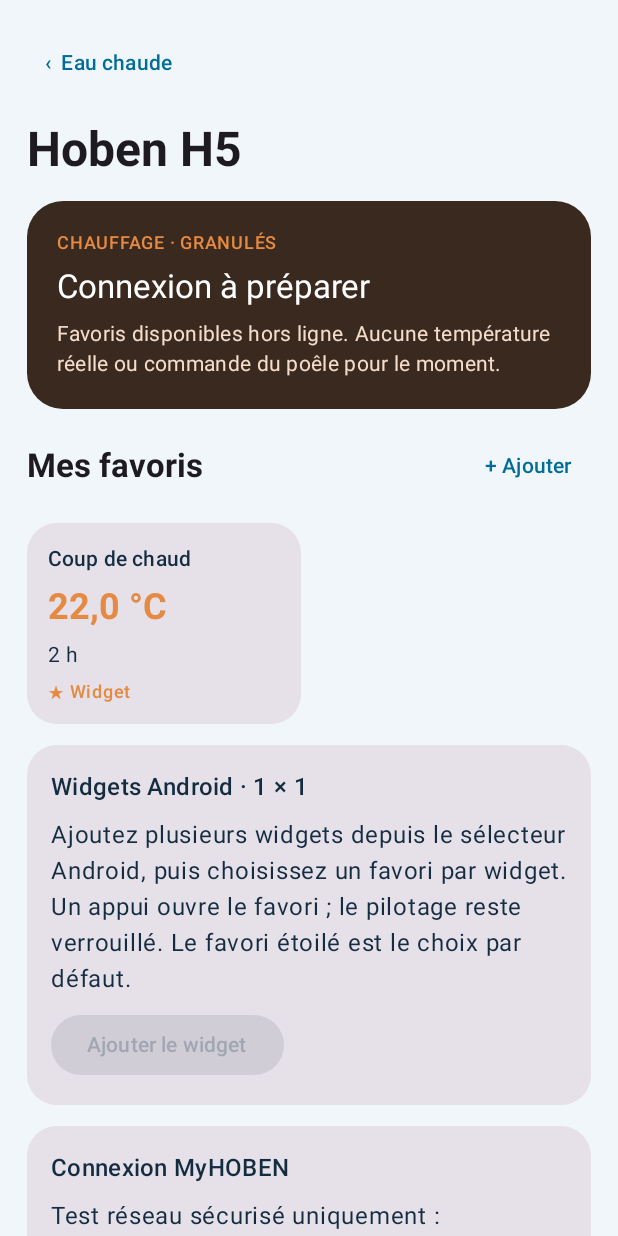
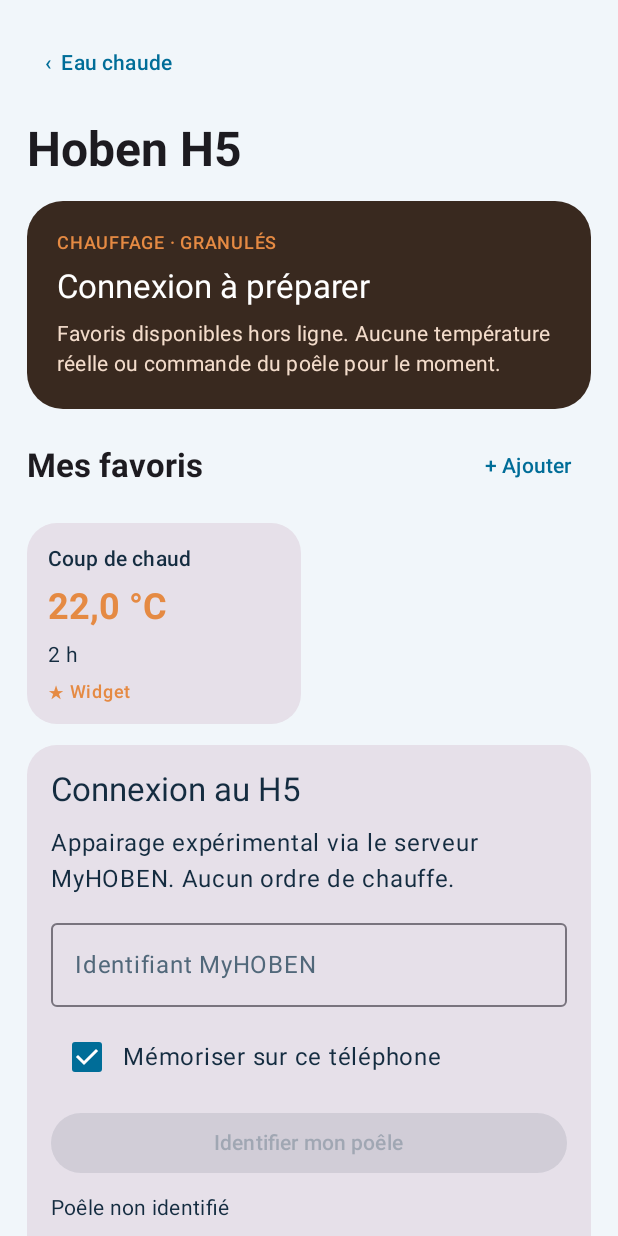
Before and after one commit to NeSy/Sauter-guelma, an Android app built with Jetpack Compose: the screen it shows after launch (HobenActivity), after a tap on "Hoben", on a phone screen of 412 x 824 dp. Run offline under Robolectric (Android 15) with nearby library versions, the phone set to English and light mode, and no system bars; pictures from the network do not load.

Commit message:
V0.7.2 : appairage MyHOBEN avec autorisation utilisateur et identification seule

```diff
--- a/app/build.gradle.kts
+++ b/app/build.gradle.kts
@@ -10,8 +10,8 @@ android {
         applicationId = "fr.nesy.guelmacontrol"
         minSdk = 26
         targetSdk = 35
-        versionCode = 12
-        versionName = "0.7.1"
+        versionCode = 13
+        versionName = "0.7.2"
     }
     val signingPath = System.getenv("GUELMA_KEYSTORE")
     if (signingPath != null) {
--- a/app/src/main/java/fr/nesy/guelmacontrol/CredentialVault.kt
+++ b/app/src/main/java/fr/nesy/guelmacontrol/CredentialVault.kt
@@ -11,9 +11,9 @@ import javax.crypto.KeyGenerator
 import javax.crypto.SecretKey
 import javax.crypto.spec.GCMParameterSpec
 
-internal class CredentialVault(context: Context) {
-    private val prefs = context.getSharedPreferences("cozytouch_encrypted", Context.MODE_PRIVATE)
-    private val alias = "guelma.cozytouch.credentials.v1"
+internal class CredentialVault(context: Context, namespace: String = "cozytouch") {
+    private val prefs = context.getSharedPreferences(namespace + "_encrypted", Context.MODE_PRIVATE)
+    private val alias = "guelma." + namespace + ".credentials.v1"
 
     fun hasCredentials() = prefs.contains("payload") && prefs.contains("iv")
 
--- a/app/src/main/java/fr/nesy/guelmacontrol/HobenActivity.kt
+++ b/app/src/main/java/fr/nesy/guelmacontrol/HobenActivity.kt
@@ -162,6 +162,7 @@ private fun HobenView(initial:String?,back:()->Unit){
                 }
             }
             if(list.isEmpty())Text("Ajoutez votre première dérogation favorite.")
+            HobenPairingPanel()
             Card(Modifier.fillMaxWidth(),shape=RoundedCornerShape(20.dp)){
                 Column(Modifier.padding(16.dp),verticalArrangement=Arrangement.spacedBy(8.dp)){
                     Text("Widgets Android · 1 × 1",style=MaterialTheme.typography.titleMedium)
@@ -172,7 +173,7 @@ private fun HobenView(initial:String?,back:()->Unit){
             }
             Card(Modifier.fillMaxWidth(),shape=RoundedCornerShape(20.dp)){
                 Column(Modifier.padding(16.dp),verticalArrangement=Arrangement.spacedBy(8.dp)){
-                    Text("Connexion MyHOBEN",style=MaterialTheme.typography.titleMedium)
+                    Text("Diagnostic réseau",style=MaterialTheme.typography.titleMedium)
                     Text("Test réseau sécurisé uniquement : myhoben.fr, port 465. Aucun identifiant demandé.")
                     Text(status,style=MaterialTheme.typography.bodySmall)
                     if(busy)LinearProgressIndicator(Modifier.fillMaxWidth())
--- /dev/null
+++ b/app/src/main/java/fr/nesy/guelmacontrol/HobenPairingPanel.kt
@@ -0,0 +1,65 @@
+package fr.nesy.guelmacontrol
+
+import androidx.compose.foundation.layout.*
+import androidx.compose.foundation.shape.RoundedCornerShape
+import androidx.compose.foundation.text.KeyboardOptions
+import androidx.compose.material3.*
+import androidx.compose.runtime.*
+import androidx.compose.ui.Alignment
+import androidx.compose.ui.Modifier
+import androidx.compose.ui.platform.LocalContext
+import androidx.compose.ui.text.input.KeyboardType
+import androidx.compose.ui.text.input.PasswordVisualTransformation
+import androidx.compose.ui.unit.dp
+import kotlinx.coroutines.Dispatchers
+import kotlinx.coroutines.delay
+import kotlinx.coroutines.launch
+import kotlinx.coroutines.withContext
+
+@Composable
+internal fun HobenPairingPanel(){
+    val c=LocalContext.current.applicationContext
+    val session=remember{HobenPairSession(c)}
+    val scope=rememberCoroutineScope()
+    var id by remember{mutableStateOf("")}
+    var pin by remember{mutableStateOf("")}
+    var rememberMe by remember{mutableStateOf(true)}
+    var saved by remember{mutableStateOf(session.hasSaved())}
+    var busy by remember{mutableStateOf(false)}
+    var challenge by remember{mutableStateOf(false)}
+    var status by remember{mutableStateOf("Poêle non identifié")}
+    fun handle(result:HobenPairResult){
+        challenge=result==HobenPairResult.PinRequired
+        status=when(result){
+            HobenPairResult.PinRequired->"Vérifiez l’écran du H5 : saisissez le code d’autorisation affiché."
+            is HobenPairResult.Opened->"Identification confirmée · type "+result.identity.type+" · révision "+result.identity.revision+" · logiciel "+result.identity.major+"."+result.identity.minor
+            is HobenPairResult.Failed->result.message
+        }
+        if(result is HobenPairResult.Opened)id=""
+        saved=session.hasSaved()
+    }
+    DisposableEffect(session){onDispose{session.close()}}
+    LaunchedEffect(challenge){
+        if(challenge){delay(55000);if(!busy){session.close();challenge=false;pin="";status="Demande expirée. Relancez la connexion."}}
+    }
+    Card(Modifier.fillMaxWidth(),shape=RoundedCornerShape(20.dp)){
+        Column(Modifier.padding(16.dp),verticalArrangement=Arrangement.spacedBy(9.dp)){
+            Text("Connexion au H5",style=MaterialTheme.typography.titleLarge)
+            Text("Appairage expérimental via le serveur MyHOBEN. Aucun ordre de chauffe.")
+            if(!challenge){
+                if(saved)Button(onClick={busy=true;scope.launch{try{handle(withContext(Dispatchers.IO){session.open(null,true)})}finally{busy=false}}},enabled=!busy,modifier=Modifier.fillMaxWidth()){Text("Reprendre l’appairage mémorisé")}
+                OutlinedTextField(value=id,onValueChange={id=it.take(40)},label={Text("Identifiant MyHOBEN")},singleLine=true,visualTransformation=PasswordVisualTransformation(),enabled=!busy,modifier=Modifier.fillMaxWidth())
+                Row(verticalAlignment=Alignment.CenterVertically){Checkbox(rememberMe,{rememberMe=it},enabled=!busy);Text("Mémoriser sur ce téléphone")}
+                Button(onClick={busy=true;val entered=id;scope.launch{try{handle(withContext(Dispatchers.IO){session.open(entered,rememberMe)})}finally{busy=false}}},enabled=!busy&&normalizeHobenId(id)!=null,modifier=Modifier.fillMaxWidth()){Text("Identifier mon poêle")}
+                if(saved)TextButton(onClick={session.forget();saved=false;status="Identifiant local effacé."},enabled=!busy){Text("Oublier l’appairage local")}
+            }else{
+                OutlinedTextField(pin,{pin=it.filter(Char::isDigit).take(5)},label={Text("Code affiché sur le poêle")},singleLine=true,keyboardOptions=KeyboardOptions(keyboardType=KeyboardType.NumberPassword),visualTransformation=PasswordVisualTransformation(),enabled=!busy,modifier=Modifier.fillMaxWidth())
+                Button(onClick={val entered=pin.toIntOrNull()?:return@Button;pin="";busy=true;scope.launch{try{handle(withContext(Dispatchers.IO){session.authenticate(entered,rememberMe)})}finally{busy=false;challenge=false}}},enabled=!busy&&pin.toIntOrNull()?.let{it in 0..65534}==true,modifier=Modifier.fillMaxWidth()){Text("Valider le code")}
+                TextButton(onClick={session.close();challenge=false;pin="";status="Appairage annulé."},enabled=!busy){Text("Annuler")}
+            }
+            if(busy)LinearProgressIndicator(Modifier.fillMaxWidth())
+            Text(status,style=MaterialTheme.typography.bodyMedium)
+            Text("Ne partagez ni l’identifiant ni le code. L’appairage est enregistré uniquement après une réponse positive du serveur.",style=MaterialTheme.typography.bodySmall)
+        }
+    }
+}
```
Also changed, not shown: app/src/main/java/fr/nesy/guelmacontrol/HobenPairSession.kt (added, +115 -0 lines), 2 other files.
